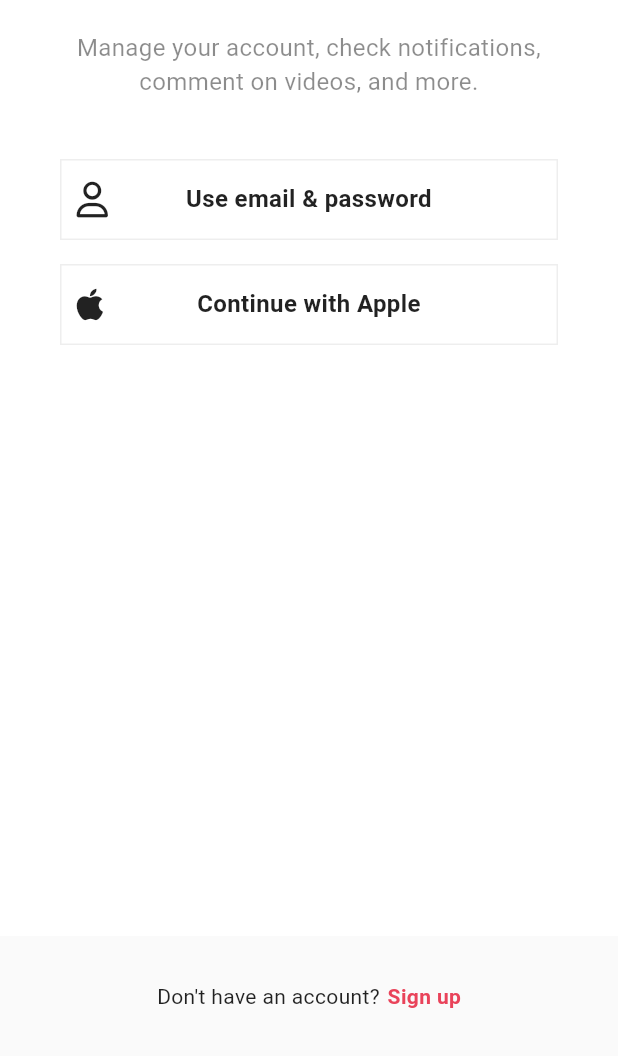
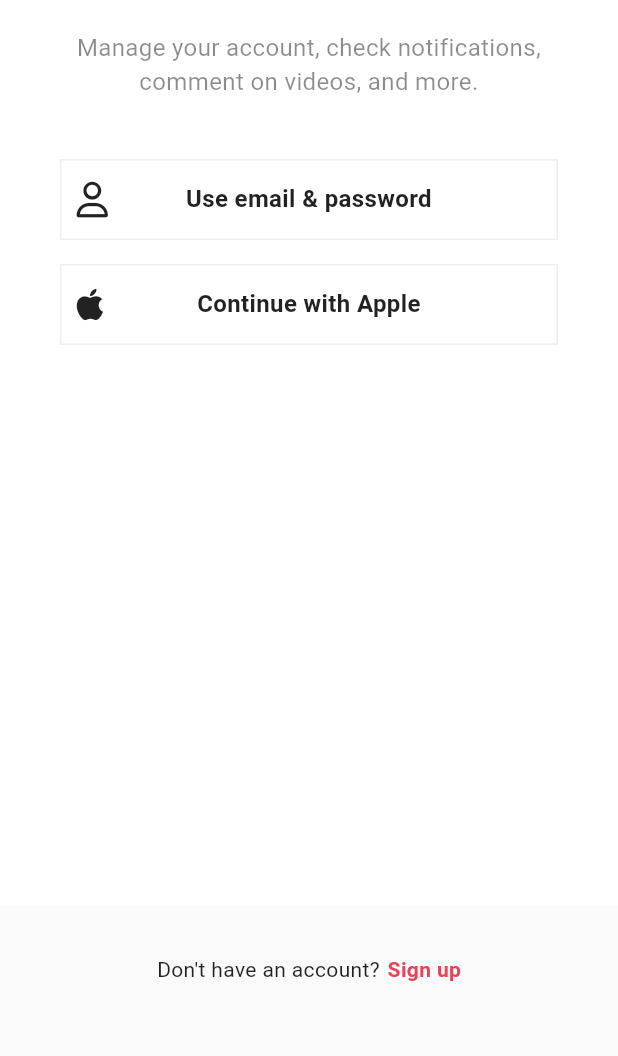
Before and after one commit to yongyong-john/tiktokapp, a Flutter app: the SignUpScreen screen opened directly, after a tap on "Log in", on a phone screen of 412 x 824 dp, the part 180-1236 px from its top. Run offline on Flutter 3.47's test engine with Material 3 defaults, Android fonts, the light colour scheme and no system bars; our stand-ins replace font_awesome_flutter, video_player, visibility_detector.

Commit message:
Update dark mode section code.

```diff
--- a/lib/features/authentication/login_form_screen.dart
+++ b/lib/features/authentication/login_form_screen.dart
@@ -35,7 +35,9 @@ class LoginFormScreen extends StatelessWidget {
         title: const Text('Log in'),
       ),
       body: Padding(
-        padding: const EdgeInsets.symmetric(horizontal: Sizes.size36),
+        padding: const EdgeInsets.all(
+          Sizes.size36,
+        ),
         child: Form(
           key: _formKey,
           child: Column(
--- a/lib/features/authentication/login_screen.dart
+++ b/lib/features/authentication/login_screen.dart
@@ -4,6 +4,7 @@ import 'package:tiktokapp/constants/gaps.dart';
 import 'package:tiktokapp/constants/sizes.dart';
 import 'package:tiktokapp/features/authentication/login_form_screen.dart';
 import 'package:tiktokapp/features/authentication/widgets/auth_button.dart';
+import 'package:tiktokapp/utils.dart';
 
 class LoginScreen extends StatelessWidget {
   const LoginScreen({super.key});
@@ -59,12 +60,12 @@ class LoginScreen extends StatelessWidget {
           ),
         ),
       ),
-      bottomNavigationBar: BottomAppBar(
-        color: Colors.grey.shade50,
-        elevation: 2,
+      bottomNavigationBar: Container(
+        color: isDarkMode(context) ? null : Colors.grey.shade50,
         child: Padding(
-          padding: const EdgeInsets.symmetric(
-            vertical: Sizes.size12,
+          padding: const EdgeInsets.only(
+            top: Sizes.size32,
+            bottom: Sizes.size48,
           ),
           child: Row(
             mainAxisAlignment: MainAxisAlignment.center,
--- a/lib/features/authentication/sign_up_screen.dart
+++ b/lib/features/authentication/sign_up_screen.dart
@@ -98,13 +98,13 @@ class SignUpScreen extends StatelessWidget {
               ),
             ),
           ),
-          bottomNavigationBar: BottomAppBar(
+          bottomNavigationBar: Container(
             // NOTE: isDarkMode에서 null을 설정하면 MaterialApp의 theme에서 설정한 color 값으로 적용
             color: isDarkMode(context) ? null : Colors.grey.shade50,
-            elevation: 2,
             child: Padding(
-              padding: const EdgeInsets.symmetric(
-                vertical: Sizes.size12,
+              padding: const EdgeInsets.only(
+                top: Sizes.size32,
+                bottom: Sizes.size48,
               ),
               child: Row(
                 mainAxisAlignment: MainAxisAlignment.center,
--- a/lib/features/inbox/inbox_screen.dart
+++ b/lib/features/inbox/inbox_screen.dart
@@ -54,7 +54,6 @@ class InboxScreen extends StatelessWidget {
             trailing: const FaIcon(
               FontAwesomeIcons.chevronRight,
               size: Sizes.size14,
-              color: Colors.black,
             ),
           ),
           Container(
```
Also changed, not shown: lib/features/onboarding/interests_screen.dart (+8 -8 lines), lib/features/onboarding/tutorial_screen.dart (+12 -7 lines), lib/main.dart (+16 -2 lines).
